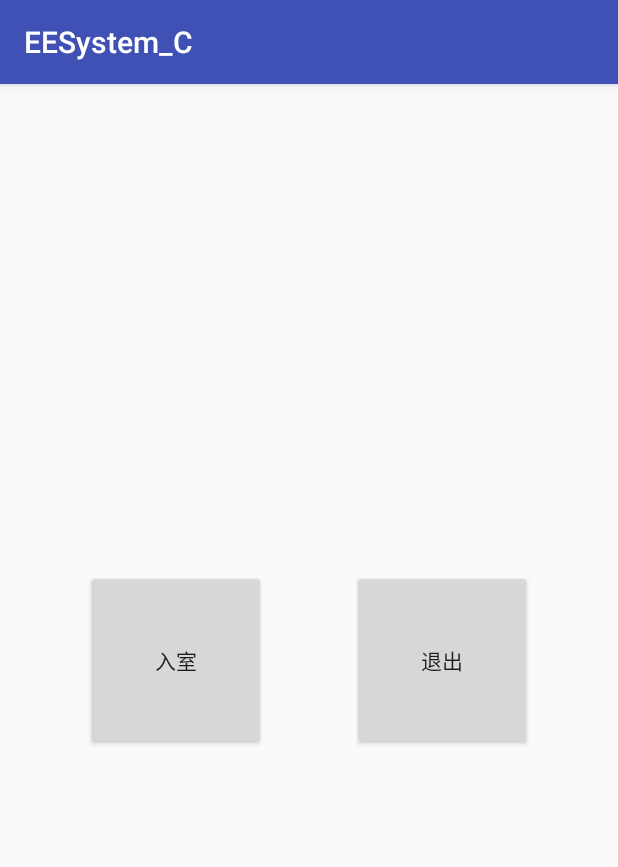
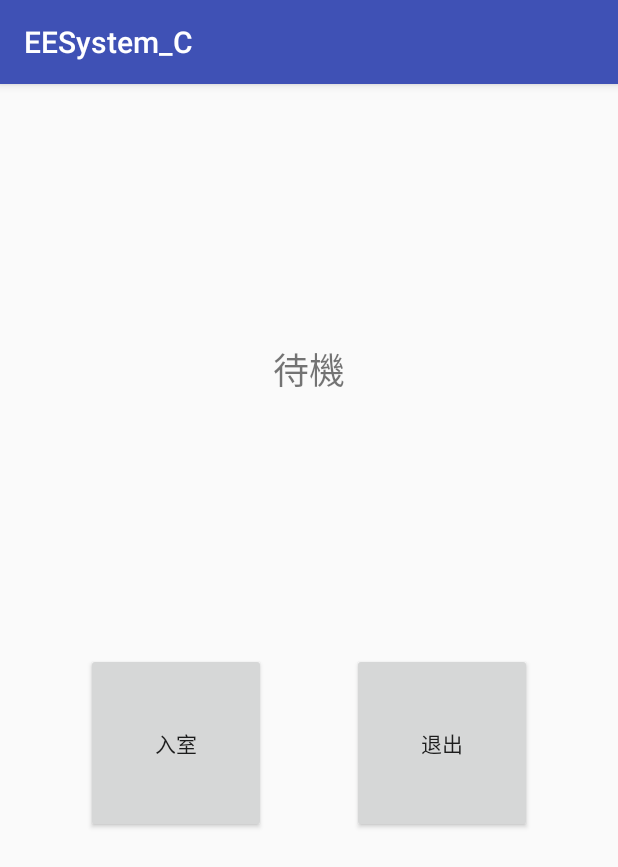
Before and after one commit to akaeda-yoshiki/EESystem_C, an Android app: the SelectAction screen opened directly, with no data from a screen before it, on a phone screen of 412 x 824 dp. Shown: the top 867 px of the screen. Run offline under Robolectric (Android 15) with nearby library versions, the phone set to English and light mode, and no system bars.

```diff
--- a/app/build.gradle
+++ b/app/build.gradle
@@ -16,13 +16,12 @@ android {
             proguardFiles getDefaultProguardFile('proguard-android.txt'), 'proguard-rules.pro'
         }
     }
+//    useLibrary 'org.apache.http.legacy'
 }
 
 dependencies {
-    implementation fileTree(dir: 'libs', include: ['*.jar'])
     implementation 'com.android.support:appcompat-v7:27.1.1'
     implementation 'com.android.support.constraint:constraint-layout:1.1.0'
-    testImplementation 'junit:junit:4.12'
     androidTestImplementation 'com.android.support.test:runner:1.0.1'
     androidTestImplementation 'com.android.support.test.espresso:espresso-core:3.0.1'
 }
--- a/app/src/main/res/layout/selectaction.xml
+++ b/app/src/main/res/layout/selectaction.xml
@@ -9,21 +9,38 @@
         android:id="@+id/enter"
         android:layout_width="120dp"
         android:layout_height="120dp"
+        android:onClick="onClick"
         android:text="@string/enter_message"
         app:layout_constraintBottom_toBottomOf="parent"
         app:layout_constraintEnd_toStartOf="@+id/exit"
         app:layout_constraintHorizontal_bias="0.5"
         app:layout_constraintStart_toStartOf="parent"
-        app:layout_constraintTop_toTopOf="parent" />
+        app:layout_constraintTop_toTopOf="parent"
+        app:layout_constraintVertical_bias="0.585" />
 
     <Button
         android:id="@+id/exit"
         android:layout_width="120dp"
         android:layout_height="120dp"
+        android:onClick="onClick"
         android:text="@string/exit_message"
         app:layout_constraintBottom_toBottomOf="parent"
         app:layout_constraintEnd_toEndOf="parent"
         app:layout_constraintHorizontal_bias="0.5"
         app:layout_constraintStart_toEndOf="@+id/enter"
+        app:layout_constraintTop_toTopOf="parent"
+        app:layout_constraintVertical_bias="0.585" />
+
+    <TextView
+        android:id="@+id/text"
+        android:layout_width="wrap_content"
+        android:layout_height="wrap_content"
+        android:text="@string/stats"
+        android:textSize="24sp"
+        app:layout_constraintBottom_toTopOf="@+id/enter"
+        app:layout_constraintEnd_toEndOf="parent"
+        app:layout_constraintHorizontal_bias="0.5"
+        app:layout_constraintStart_toStartOf="parent"
         app:layout_constraintTop_toTopOf="parent" />
+
 </android.support.constraint.ConstraintLayout>
--- a/app/src/main/res/values/strings.xml
+++ b/app/src/main/res/values/strings.xml
@@ -4,4 +4,5 @@
     <string name="button">Button</string>
     <string name="enter_message">入室</string>
     <string name="exit_message">退出</string>
+    <string name="stats">待機</string>
 </resources>
```
Also changed, not shown: app/src/main/java/com/example/akaedayoshiki/eesystem_c/SelectAction.java (+43 -0 lines).
